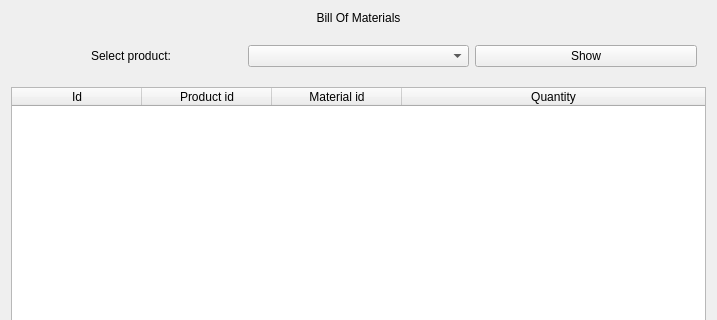
First picture: the form in ui/BOMView.ui, repository MagdaOleksandrTeam/ProductionPlanner, before the edit; both pictures show x 0 to 717 and y 0 to 320 of the 717 by 584 pixel window.
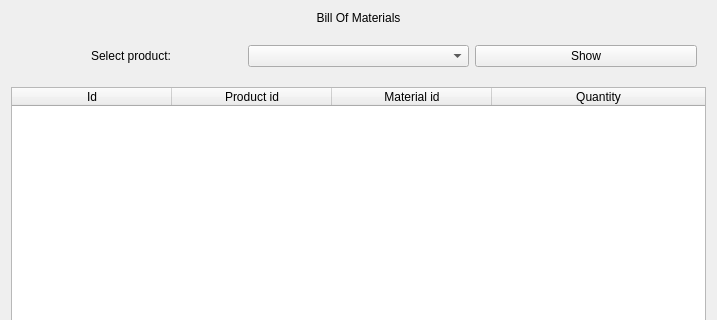
Second picture: the form after the edit.

What changed in the file:
```diff
--- a/ui/BOMView.ui
+++ b/ui/BOMView.ui
@@ -98,7 +98,7 @@
       <enum>QAbstractItemView::SelectionBehavior::SelectRows</enum>
      </property>
      <attribute name="horizontalHeaderDefaultSectionSize">
-      <number>130</number>
+      <number>160</number>
      </attribute>
      <attribute name="horizontalHeaderStretchLastSection">
       <bool>true</bool>
```
